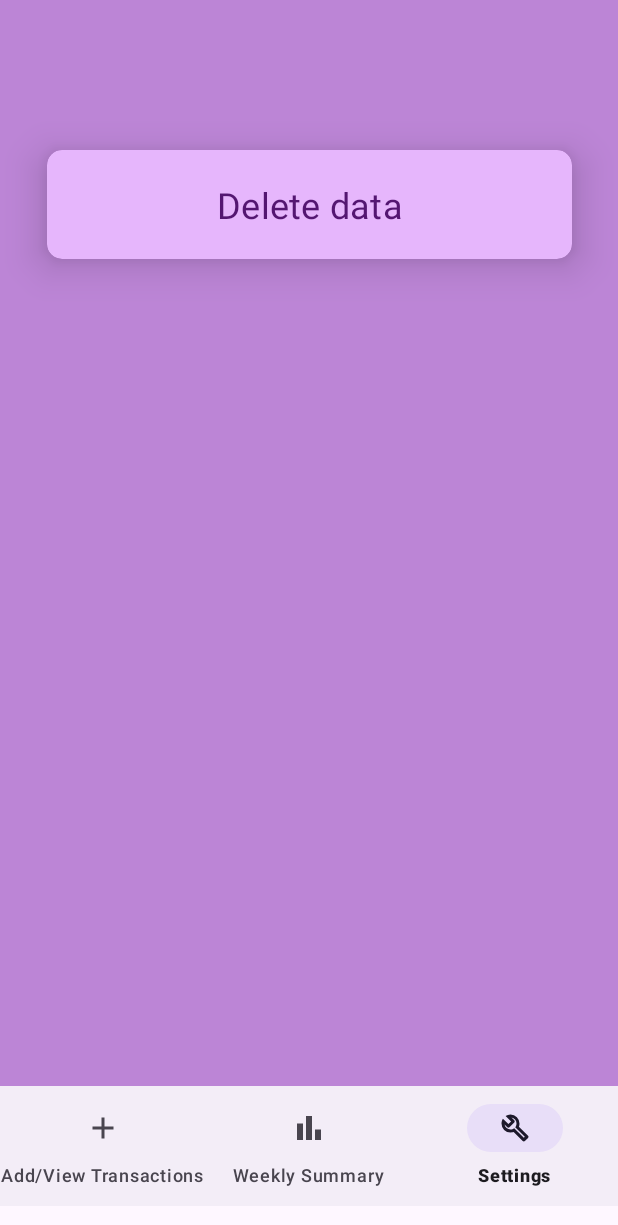
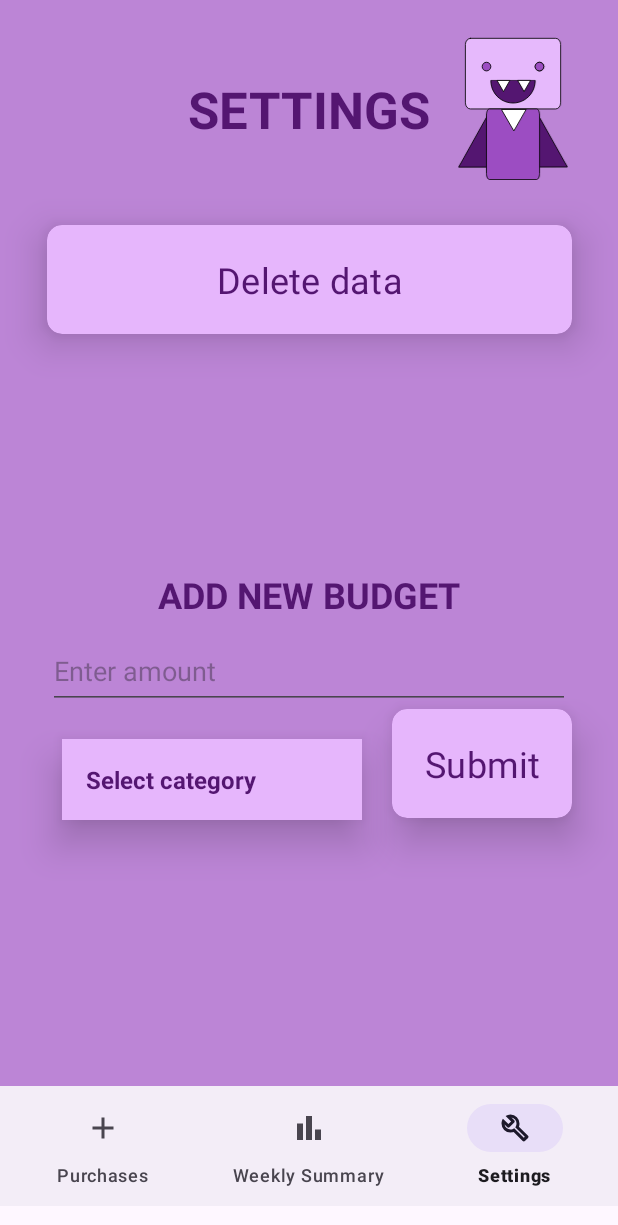
Before and after one commit to montana-rusa/Vampire, an Android app: the screen it shows after launch (MainActivity), item 3 of the bottom bar chosen, on a phone screen of 412 x 824 dp. Shown: the top 1225 px of the screen. Run offline under Robolectric (Android 15) with nearby library versions, the phone set to English and light mode, and no system bars; our stand-ins replace Room's generated code.

Commit message:
large GUI QOL changes

```diff
--- a/app/src/main/java/com/example/vampire/SettingFragment.kt
+++ b/app/src/main/java/com/example/vampire/SettingFragment.kt
@@ -5,7 +5,9 @@ import androidx.fragment.app.Fragment
 import android.view.LayoutInflater
 import android.view.View
 import android.view.ViewGroup
+import android.widget.ArrayAdapter
 import android.widget.Button
+import android.widget.Spinner
 import androidx.lifecycle.lifecycleScope
 import kotlinx.coroutines.Dispatchers
 import kotlinx.coroutines.launch
@@ -23,7 +25,18 @@ class SettingFragment : Fragment() {
         val db = DatabaseProvider.getDatabase(requireContext())
         val buyDao = db.buyDao()
         val deleteButton = view.findViewById<Button>(R.id.deleteButton)
+        val categorySpinner2 = view.findViewById<Spinner>(R.id.categorySpinner2)
 
+        // Create an ArrayAdapter using the string array and a default spinner layout.
+        ArrayAdapter.createFromResource(requireContext(), R.array.category_array, R.layout.spinner_item)
+            .also { adapter ->
+                // Specify the layout to use when the list of choices appears.
+                adapter.setDropDownViewResource(R.layout.spinner_item)
+                // Apply the adapter to the spinner.
+                categorySpinner2.adapter = adapter }
+
+
+        //delete button listener
         deleteButton.setOnClickListener {
             lifecycleScope.launch(Dispatchers.IO) {
                 buyDao.clearTable() } }
--- /dev/null
+++ b/app/src/main/res/drawable/victor.xml
@@ -0,0 +1,102 @@
+<vector xmlns:android="http://schemas.android.com/apk/res/android"
+    android:width="131.63dp"
+    android:height="178.58dp"
+    android:viewportWidth="131.63"
+    android:viewportHeight="178.58">
+  <path
+      android:pathData="M0.85,163.27l64.85,-115.61l65.07,115.48z"
+      android:strokeLineJoin="miter"
+      android:strokeWidth="1"
+      android:fillColor="#541671"
+      android:fillType="nonZero"
+      android:strokeColor="#000000"
+      android:strokeLineCap="butt"/>
+  <path
+      android:pathData="M14.98,9.9L116.65,9.9A6.07,7.22 0,0 1,122.71 17.11L122.71,86.77A6.07,7.22 0,0 1,116.65 93.99L14.98,93.99A6.07,7.22 0,0 1,8.91 86.77L8.91,17.11A6.07,7.22 0,0 1,14.98 9.9z"
+      android:strokeLineJoin="round"
+      android:strokeWidth="1"
+      android:fillColor="#e6b9fc"
+      android:fillType="nonZero"
+      android:strokeColor="#000000"
+      android:strokeLineCap="round"/>
+  <path
+      android:pathData="M37.52,178.08c-1.87,0 -3.38,-3.23 -3.38,-7.22v-69.66c0,-3.99 1.51,-7.22 3.38,-7.22h56.59c1.87,0 3.38,3.23 3.38,7.22v69.66c0,3.99 -1.51,7.22 -3.38,7.22z"
+      android:strokeLineJoin="round"
+      android:strokeWidth="1"
+      android:fillColor="#9c4dc2"
+      android:fillType="nonZero"
+      android:strokeColor="#000000"
+      android:strokeLineCap="round"/>
+  <path
+      android:pathData="M97.49,43.56m-5.15,0a5.15,5.15 0,1 1,10.31 0a5.15,5.15 0,1 1,-10.31 0"
+      android:strokeLineJoin="miter"
+      android:strokeWidth="1"
+      android:fillColor="#ffffff"
+      android:fillType="nonZero"
+      android:strokeColor="#000000"
+      android:strokeLineCap="butt"/>
+  <path
+      android:pathData="M28.99,43.56c0,-2.85 2.31,-5.15 5.15,-5.15c2.85,0 5.15,2.31 5.15,5.15c0,2.85 -2.31,5.15 -5.15,5.15c-2.85,0 -5.15,-2.31 -5.15,-5.15z"
+      android:strokeLineJoin="miter"
+      android:strokeWidth="1"
+      android:fillColor="#9c4dc2"
+      android:fillType="nonZero"
+      android:strokeColor="#000000"
+      android:strokeLineCap="butt"/>
+  <path
+      android:pathData="M39.29,60.05L92.33,60.05"
+      android:strokeLineJoin="miter"
+      android:strokeWidth="1"
+      android:fillColor="#ffffff"
+      android:fillType="nonZero"
+      android:strokeColor="#000000"
+      android:strokeLineCap="butt"/>
+  <path
+      android:pathData="M39.29,60.05c-0.12,9.56 4.9,18.44 13.16,23.26c8.26,4.81 18.46,4.81 26.72,0c8.26,-4.81 13.28,-13.7 13.16,-23.26"
+      android:strokeLineJoin="miter"
+      android:strokeWidth="1"
+      android:fillColor="#541671"
+      android:fillType="nonZero"
+      android:strokeColor="#000000"
+      android:strokeLineCap="butt"/>
+  <path
+      android:pathData="M92.24,43.56c0,-2.85 2.31,-5.15 5.15,-5.15c2.85,0 5.15,2.31 5.15,5.15c0,2.85 -2.31,5.15 -5.15,5.15c-2.85,0 -5.15,-2.31 -5.15,-5.15z"
+      android:strokeLineJoin="miter"
+      android:strokeWidth="1"
+      android:fillColor="#9c4dc2"
+      android:fillType="nonZero"
+      android:strokeColor="#000000"
+      android:strokeLineCap="butt"/>
+  <path
+      android:pathData="M79.04,73.34l-7.69,-13.33l15.39,0z"
+      android:strokeLineJoin="miter"
+      android:strokeWidth="1"
+      android:fillColor="#ffffff"
+      android:fillType="nonZero"
+      android:strokeColor="#000000"
+      android:strokeLineCap="butt"/>
+  <path
+      android:pathData="M54.43,73.38l-7.69,-13.33l15.39,0z"
+      android:strokeLineJoin="miter"
+      android:strokeWidth="1"
+      android:fillColor="#ffffff"
+      android:fillType="nonZero"
+      android:strokeColor="#000000"
+      android:strokeLineCap="butt"/>
+  <path
+      android:pathData="M52,94.65l29.5,-0.05l-14.71,25.57z"
+      android:strokeLineJoin="miter"
+      android:strokeWidth="1"
+      android:fillColor="#ffffff"
+      android:fillType="nonZero"
+      android:strokeColor="#000000"
+      android:strokeLineCap="butt"/>
+  <path
+      android:pathData="M120.53,0"
+      android:strokeLineJoin="miter"
+      android:strokeWidth="1"
+      android:fillColor="#5e3057"
+      android:fillType="nonZero"
+      android:strokeColor="#000000"
+      android:strokeLineCap="butt"/>
+</vector>
--- a/app/src/main/res/layout/fragment_add.xml
+++ b/app/src/main/res/layout/fragment_add.xml
@@ -8,6 +8,16 @@
     android:fadingEdge="vertical"
     tools:context=".AddFragment">
 
+    <ImageView
+        android:layout_width="100dp"
+        android:layout_height="100dp"
+        android:src="@drawable/victor"
+        app:layout_constraintEnd_toEndOf="parent"
+        android:layout_marginEnd="20dp"
+        android:layout_marginTop="20dp"
+        app:layout_constraintTop_toTopOf="parent"
+        />
+
     <EditText
         android:id="@+id/editText"
         android:layout_width="match_parent"
@@ -15,6 +25,7 @@
         android:layout_marginStart="32dp"
         android:layout_marginEnd="32dp"
         android:inputType="numberDecimal"
+        android:hint="Enter amount"
 
         app:layout_constraintBottom_toBottomOf="parent"
         app:layout_constraintEnd_toEndOf="parent"
@@ -92,7 +103,7 @@
                 android:layout_width="match_parent"
                 android:layout_height="wrap_content"
                 android:layout_margin="8dp"
-                android:text="   Previous transactions"
+                android:text="     Previous purchases"
                 android:textAllCaps="true"
                 android:textColor="@color/darkPurple"
                 android:textSize="24sp"
@@ -111,6 +122,18 @@
         </ScrollView>
     </androidx.cardview.widget.CardView>
 
+    <TextView
+        android:id="@+id/textView2"
+        android:layout_width="wrap_content"
+        android:layout_height="wrap_content"
+        android:text="ADD PURCHASES"
+        android:textColor="@color/darkPurple"
+        android:textSize="34sp"
+        android:textStyle="bold"
+        app:layout_constraintBottom_toTopOf="@id/editText"
+        android:layout_marginBottom="10dp"
+        app:layout_constraintStart_toStartOf="@id/editText"/>
+
 
     <!--</ScrollView> -->
 
--- a/app/src/main/res/layout/fragment_setting.xml
+++ b/app/src/main/res/layout/fragment_setting.xml
@@ -7,6 +7,29 @@
     android:background="@color/midPurple"
     tools:context=".SettingFragment">
 
+    <ImageView
+        android:layout_width="100dp"
+        android:layout_height="100dp"
+        android:src="@drawable/victor"
+        app:layout_constraintEnd_toEndOf="parent"
+        android:layout_marginEnd="20dp"
+        android:layout_marginTop="20dp"
+        app:layout_constraintTop_toTopOf="parent"
+        />
+
+    <TextView
+        android:id="@+id/textView3"
+        android:layout_width="wrap_content"
+        android:layout_height="wrap_content"
+        android:text="SETTINGS"
+        android:textColor="@color/darkPurple"
+        android:layout_marginTop="50dp"
+        android:textSize="34sp"
+        android:textStyle="bold"
+        app:layout_constraintTop_toTopOf="parent"
+        android:layout_marginBottom="10dp"
+        app:layout_constraintStart_toStartOf="parent"
+        app:layout_constraintEnd_toEndOf="parent"/>
 
     <androidx.cardview.widget.CardView
         android:layout_width="350dp"
@@ -15,10 +38,11 @@
         app:layout_constraintLeft_toLeftOf="parent"
         app:layout_constraintRight_toRightOf="parent"
         app:layout_constraintTop_toTopOf="parent"
-        android:layout_marginTop="100dp"
+        android:layout_marginTop="150dp"
         app:cardElevation="8dp"
         android:translationZ="8dp"
-        android:backgroundTint="@color/lightPurple">
+        android:backgroundTint="@color/lightPurple"
+        android:id="@+id/cardView1">
 
         <Button
             android:id="@+id/deleteButton"
@@ -34,4 +58,73 @@
     </androidx.cardview.widget.CardView>
 
 
+    <androidx.cardview.widget.CardView
+        android:id="@+id/cardView2"
+        android:layout_width="120dp"
+        android:layout_height="wrap_content"
+        app:cardCornerRadius="10dp"
+        app:cardElevation="8dp"
+        android:translationZ="8dp"
+        android:backgroundTint="@color/lightPurple"
+        app:layout_constraintTop_toBottomOf="@id/cardView1"
+        app:layout_constraintEnd_toEndOf="@id/cardView1"
+        android:layout_marginTop="250dp">
+
+    <Button
+        android:id="@+id/submitButton2"
+        android:layout_width="match_parent"
+        android:layout_height="match_parent"
+        android:fontFamily="sans-serif"
+        android:padding="16dp"
+        android:text="Submit"
+        android:textColor="@color/darkPurple"
+        android:textSize="24sp"
+        app:backgroundTint="@android:color/transparent"
+        app:cornerRadius="10dp"
+        />
+</androidx.cardview.widget.CardView>
+
+
+    <Spinner
+        android:id="@+id/categorySpinner2"
+        android:layout_width="200dp"
+        android:layout_height="wrap_content"
+        android:layout_margin="20dp"
+        android:layout_marginTop="10dp"
+        android:background="@color/lightPurple"
+        android:elevation="8dp"
+        android:padding="8dp"
+        android:popupBackground="@color/lightPurple"
+        android:translationZ="8dp"
+        app:layout_constraintEnd_toStartOf="@id/cardView2"
+        app:layout_constraintTop_toTopOf="@id/cardView2" />
+
+
+    <EditText
+        android:id="@+id/editText2"
+        android:layout_width="match_parent"
+        android:layout_height="50dp"
+        android:layout_marginStart="32dp"
+        android:layout_marginEnd="32dp"
+        android:inputType="numberDecimal"
+        android:hint="Enter amount"
+        app:layout_constraintBottom_toTopOf="@id/cardView2"/>
+
+
+    <TextView
+        android:id="@+id/textView4"
+        android:layout_width="wrap_content"
+        android:layout_height="wrap_content"
+        android:text="ADD NEW BUDGET"
+        android:textColor="@color/darkPurple"
+        android:layout_marginTop="50dp"
+        android:textSize="24sp"
+        android:textStyle="bold"
+        app:layout_constraintBottom_toTopOf="@id/editText2"
+        android:layout_marginBottom="10dp"
+        app:layout_constraintStart_toStartOf="parent"
+
+        app:layout_constraintEnd_toEndOf="parent"/>
+
+
 </androidx.constraintlayout.widget.ConstraintLayout>
--- a/app/src/main/res/menu/nav_menu.xml
+++ b/app/src/main/res/menu/nav_menu.xml
@@ -2,7 +2,7 @@
 <menu xmlns:android="http://schemas.android.com/apk/res/android">
 
     <item
-        android:title="Add/View Transactions"
+        android:title="Purchases"
         android:id="@+id/add"
         android:icon="@drawable/plus"/>
 
```
